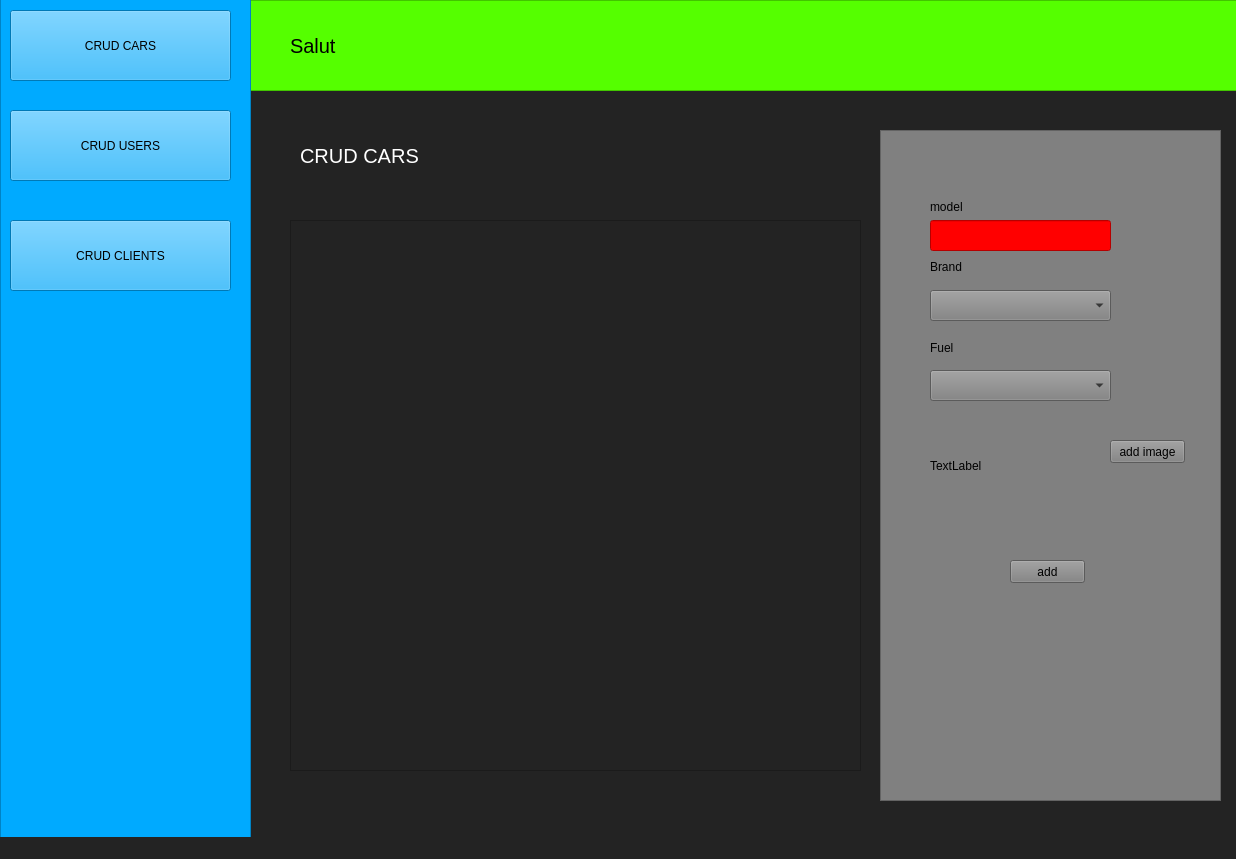
walidhabbach/Car-Rental-Desktop-app, file MainWin.ui: the form before one commit.
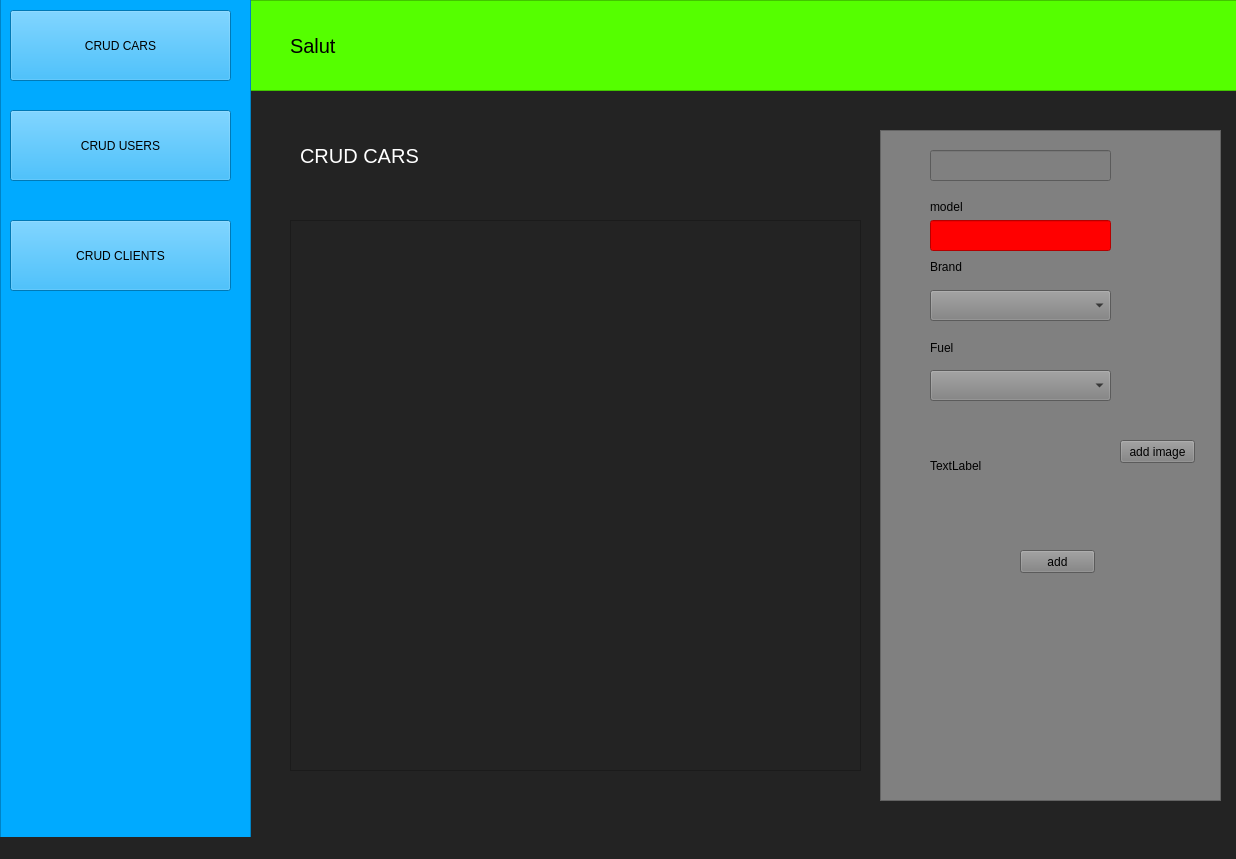
The form after the commit.

```diff
--- a/MainWin.ui
+++ b/MainWin.ui
@@ -140,8 +140,8 @@
        <widget class="QPushButton" name="AddButton">
         <property name="geometry">
          <rect>
-          <x>130</x>
-          <y>430</y>
+          <x>140</x>
+          <y>420</y>
           <width>75</width>
           <height>23</height>
          </rect>
@@ -153,7 +153,7 @@
        <widget class="QPushButton" name="addImage">
         <property name="geometry">
          <rect>
-          <x>230</x>
+          <x>240</x>
           <y>310</y>
           <width>75</width>
           <height>23</height>
@@ -196,6 +196,16 @@
          </rect>
         </property>
        </widget>
+       <widget class="QLineEdit" name="search">
+        <property name="geometry">
+         <rect>
+          <x>50</x>
+          <y>20</y>
+          <width>181</width>
+          <height>31</height>
+         </rect>
+        </property>
+       </widget>
       </widget>
       <widget class="QTableWidget" name="tableWidget">
        <property name="geometry">
```
